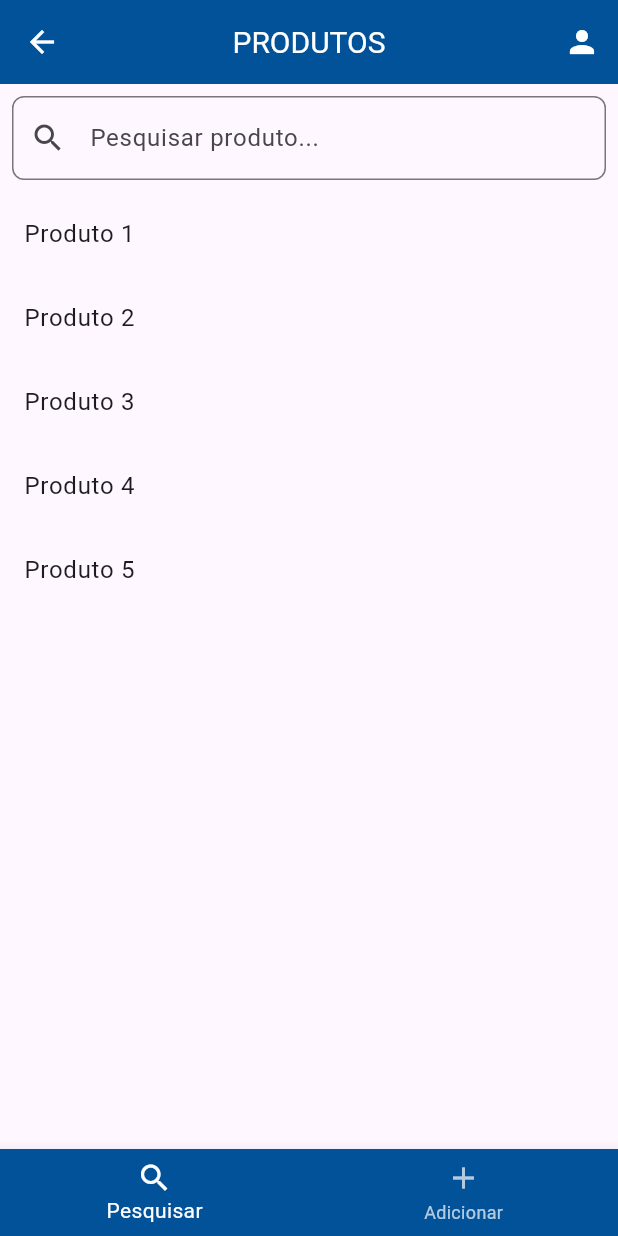
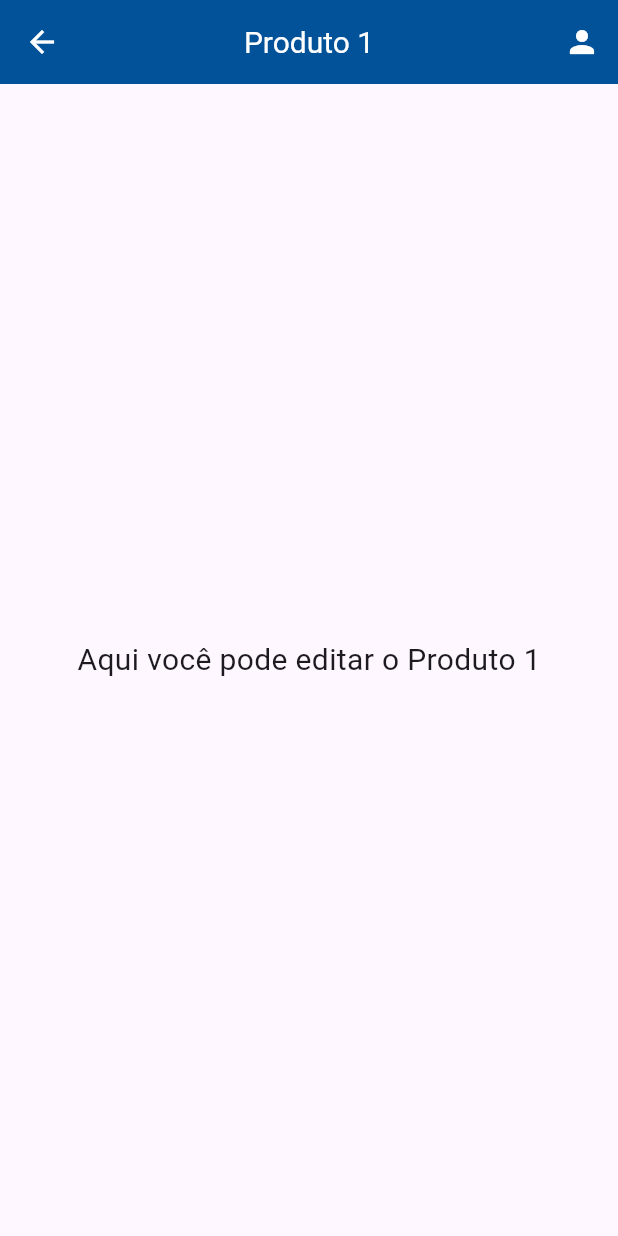
Before and after one commit to Wellyton05/estoc.ar-, a Flutter app: the ListarProdutos screen opened by its route, after a tap on "Produto 1", on a phone screen of 412 x 824 dp. Run offline on Flutter 3.47's test engine with Material 3 defaults, Android fonts, the phone set to English and light mode, and no system bars.

Commit message:
add tela de edição

```diff
--- /dev/null
+++ b/lib/telas/editar_produto.dart
@@ -0,0 +1,43 @@
+import 'package:flutter/material.dart';
+
+class EditarProduto extends StatelessWidget {
+  final String produto;
+
+  // Adicione o parâmetro 'produto' ao construtor
+  const EditarProduto({super.key, required this.produto});
+
+  @override
+  Widget build(BuildContext context) {
+    return Scaffold(
+      appBar: AppBar(
+        title: Text(produto), // Usando o nome do produto no título
+        titleTextStyle: TextStyle(
+          color: Colors.white,
+          fontSize: 20,
+        ),
+        iconTheme: IconThemeData(
+          color: Colors.white, // Define a cor do botão de voltar como branco
+        ),
+        backgroundColor: Color(0xFF015299),
+        centerTitle: true,
+        actions: [
+          IconButton(
+            icon: const Icon(
+              Icons.person,
+              color: Color.fromARGB(255, 255, 255, 255),
+            ),
+            onPressed: () {
+              print('Ícone de usuário clicado');
+            },
+          ),
+        ],
+      ),
+      body: Center(
+        child: Text(
+          'Aqui você pode editar o $produto', // Exibe o nome do produto
+          style: TextStyle(fontSize: 20),
+        ),
+      ),
+    );
+  }
+}
--- a/lib/telas/listar_produtos.dart
+++ b/lib/telas/listar_produtos.dart
@@ -1,4 +1,5 @@
 import 'package:flutter/material.dart';
+import 'editar_produto.dart'; // Importa o arquivo de edição do produto
 
 class ListarProdutos extends StatefulWidget {
   const ListarProdutos({super.key});
@@ -47,8 +48,8 @@ class _ListarProdutosState extends State<ListarProdutos> {
         title: Text('PRODUTOS'),
         centerTitle: true,
         titleTextStyle: TextStyle(
-            color: Colors.white,
-            fontSize: 20,
+          color: Colors.white,
+          fontSize: 20,
         ),
         iconTheme: IconThemeData(
           color: Colors.white, // Define a cor do botão de voltar como branco
@@ -88,7 +89,15 @@ class _ListarProdutosState extends State<ListarProdutos> {
                 return ListTile(
                   title: Text(produtosFiltrados[index]),
                   onTap: () {
-                    print('Produto ${produtosFiltrados[index]} selecionado');
+                    // Navegar para a tela de editar produto
+                    Navigator.push(
+                      context,
+                      MaterialPageRoute(
+                        builder: (context) => EditarProduto(
+                          produto: produtosFiltrados[index],
+                        ),
+                      ),
+                    );
                   },
                 );
               },
@@ -97,7 +106,8 @@ class _ListarProdutosState extends State<ListarProdutos> {
         ],
       ),
       bottomNavigationBar: BottomNavigationBar(
-        selectedItemColor: Colors.white, // Cor dos ícones selecionados em branco
+        selectedItemColor:
+            Colors.white, // Cor dos ícones selecionados em branco
         unselectedItemColor: Colors.white70, // Cor dos ícones não selecionados
         backgroundColor: Color(0xFF015299),
         items: const [
```
